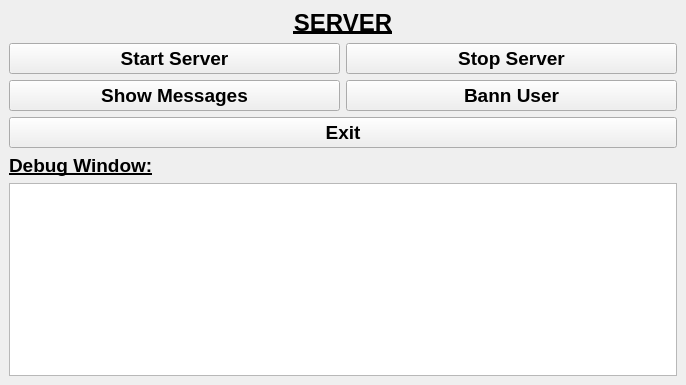
Qt form Server/mainwindow.ui (GrimFoxRF/Qt_Chat) before a commit.
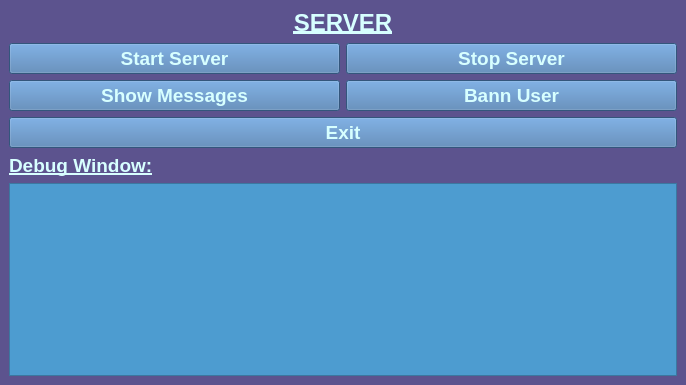
The same form after that commit.

```diff
--- a/Server/mainwindow.ui
+++ b/Server/mainwindow.ui
@@ -13,6 +13,10 @@
   <property name="windowTitle">
    <string>MainWindow</string>
   </property>
+  <property name="styleSheet">
+   <string notr="true">background-color: rgb(92,83,142);
+</string>
+  </property>
   <widget class="QWidget" name="centralwidget">
    <layout class="QVBoxLayout" name="verticalLayout_4">
     <item>
@@ -26,6 +30,9 @@
           <underline>true</underline>
          </font>
         </property>
+        <property name="styleSheet">
+         <string notr="true">color: rgb(215,255,255);</string>
+        </property>
         <property name="text">
          <string>SERVER</string>
         </property>
@@ -46,6 +53,10 @@
               <bold>true</bold>
              </font>
             </property>
+            <property name="styleSheet">
+             <string notr="true">color: rgb(215,255,255);
+background-color: rgb(72,120,174);</string>
+            </property>
             <property name="text">
              <string>Stop Server</string>
             </property>
@@ -59,6 +70,10 @@
               <bold>true</bold>
              </font>
             </property>
+            <property name="styleSheet">
+             <string notr="true">color: rgb(215,255,255);
+background-color: rgb(72,120,174);</string>
+            </property>
             <property name="text">
              <string>Bann User</string>
             </property>
@@ -72,6 +87,10 @@
               <bold>true</bold>
              </font>
             </property>
+            <property name="styleSheet">
+             <string notr="true">color: rgb(215,255,255);
+background-color: rgb(72,120,174);</string>
+            </property>
             <property name="text">
              <string>Start Server</string>
             </property>
@@ -85,6 +104,10 @@
               <bold>true</bold>
              </font>
             </property>
+            <property name="styleSheet">
+             <string notr="true">color: rgb(215,255,255);
+background-color: rgb(72,120,174);</string>
+            </property>
             <property name="text">
              <string>Show Messages</string>
             </property>
@@ -100,6 +123,10 @@
             <bold>true</bold>
            </font>
           </property>
+          <property name="styleSheet">
+           <string notr="true">color: rgb(215,255,255);
+background-color: rgb(72,120,174);</string>
+          </property>
           <property name="text">
            <string>Exit</string>
           </property>
@@ -118,6 +145,10 @@
             <underline>true</underline>
            </font>
           </property>
+          <property name="styleSheet">
+           <string notr="true">color: rgb(215,255,255);
+</string>
+          </property>
           <property name="text">
            <string>Debug Window:</string>
           </property>
@@ -130,6 +161,9 @@
             <pointsize>14</pointsize>
            </font>
           </property>
+          <property name="styleSheet">
+           <string notr="true">background-color: rgb(77,156,208);</string>
+          </property>
          </widget>
         </item>
        </layout>
```
